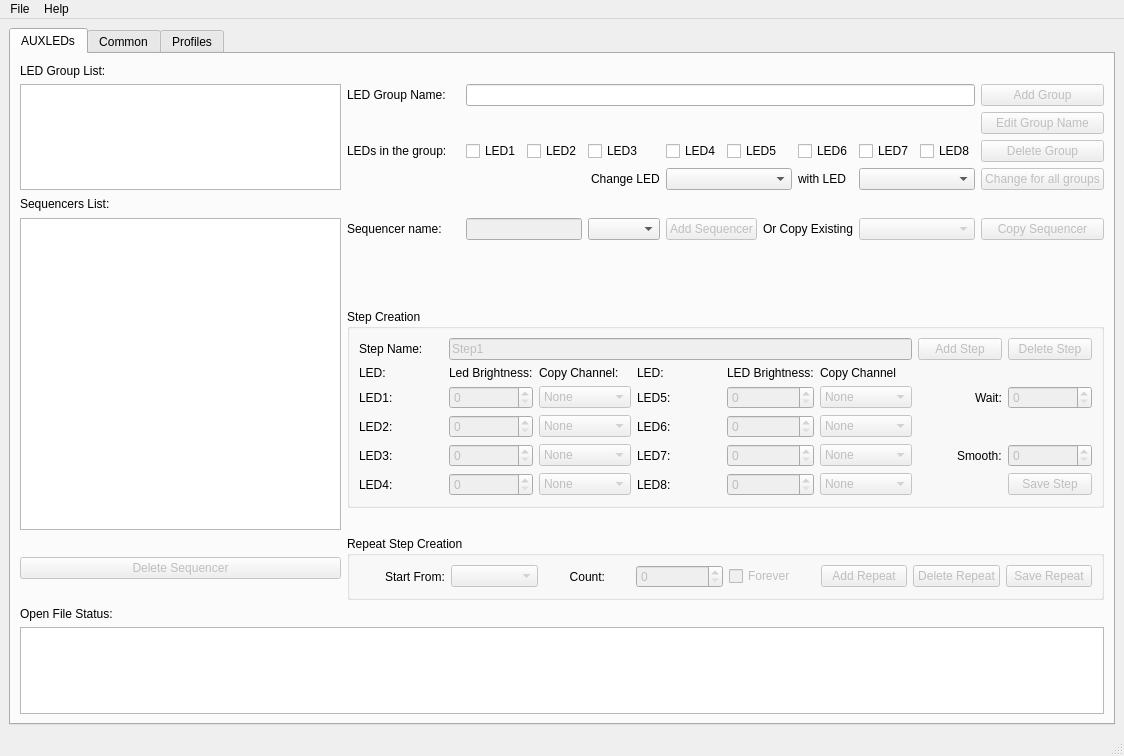
First picture: the form in Design.ui, repository raptorbox01/profileeditor, before the edit.
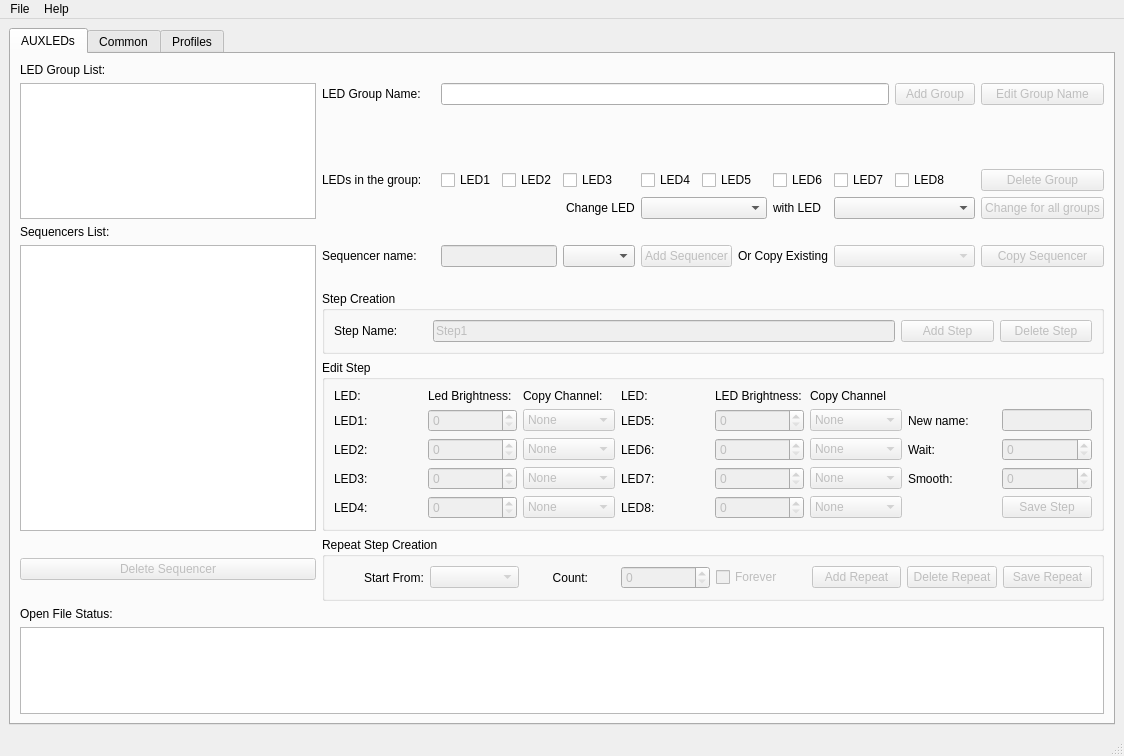
Second picture: the form after the edit. The open tabs and pages were chosen to show the change.

Commit message: new palitra bugs fixed (correct color mapping, brigthness %, color show window enlarged)

Diff of the .ui file:
```diff
--- a/Design.ui
+++ b/Design.ui
@@ -31,13 +31,6 @@
         <string>AUXLEDs</string>
        </attribute>
        <layout class="QGridLayout" name="gridLayout_7" columnstretch="0,0,0,0,0,0,0,0,0,0,0,0,0">
-        <item row="4" column="4" colspan="2" alignment="Qt::AlignRight">
-         <widget class="QLabel" name="LBLChange">
-          <property name="text">
-           <string>Change LED</string>
-          </property>
-         </widget>
-        </item>
         <item row="4" column="9">
          <widget class="QLabel" name="LBLWith">
           <property name="text">
@@ -45,6 +38,473 @@
           </property>
          </widget>
         </item>
+        <item row="11" column="1" colspan="12">
+         <widget class="QGroupBox" name="groupBox">
+          <property name="title">
+           <string>Edit Step</string>
+          </property>
+          <layout class="QGridLayout" name="gridLayout_22">
+           <item row="3" column="7">
+            <widget class="QSpinBox" name="SpinSmooth">
+             <property name="enabled">
+              <bool>false</bool>
+             </property>
+             <property name="maximum">
+              <number>9999</number>
+             </property>
+            </widget>
+           </item>
+           <item row="4" column="7">
+            <widget class="QPushButton" name="BtnEditStep">
+             <property name="enabled">
+              <bool>false</bool>
+             </property>
+             <property name="text">
+              <string>Save Step</string>
+             </property>
+            </widget>
+           </item>
+           <item row="3" column="3">
+            <widget class="QLabel" name="LblLED7">
+             <property name="text">
+              <string>LED7:</string>
+             </property>
+            </widget>
+           </item>
+           <item row="2" column="7">
+            <widget class="QSpinBox" name="SpinWait">
+             <property name="enabled">
+              <bool>false</bool>
+             </property>
+             <property name="maximum">
+              <number>9999</number>
+             </property>
+            </widget>
+           </item>
+           <item row="2" column="4">
+            <widget class="QSpinBox" name="SpinBrightness6">
+             <property name="enabled">
+              <bool>false</bool>
+             </property>
+             <property name="maximum">
+              <number>100</number>
+             </property>
+            </widget>
+           </item>
+           <item row="4" column="3">
+            <widget class="QLabel" name="LblLED8">
+             <property name="text">
+              <string>LED8:</string>
+             </property>
+            </widget>
+           </item>
+           <item row="2" column="6">
+            <widget class="QLabel" name="LblWait">
+             <property name="text">
+              <string>Wait:</string>
+             </property>
+            </widget>
+           </item>
+           <item row="2" column="5">
+            <widget class="QComboBox" name="CBChannel6">
+             <property name="enabled">
+              <bool>false</bool>
+             </property>
+             <item>
+              <property name="text">
+               <string>None</string>
+              </property>
+             </item>
+             <item>
+              <property name="text">
+               <string>CopyRed</string>
+              </property>
+             </item>
+             <item>
+              <property name="text">
+               <string>CopyGreen</string>
+              </property>
+             </item>
+             <item>
+              <property name="text">
+               <string>CopyBlue</string>
+              </property>
+             </item>
+            </widget>
+           </item>
+           <item row="2" column="3">
+            <widget class="QLabel" name="LblLED6">
+             <property name="text">
+              <string>LED6:</string>
+             </property>
+            </widget>
+           </item>
+           <item row="1" column="6">
+            <widget class="QLabel" name="LblNewName">
+             <property name="text">
+              <string>New name:</string>
+             </property>
+            </widget>
+           </item>
+           <item row="3" column="4">
+            <widget class="QSpinBox" name="SpinBrightness7">
+             <property name="enabled">
+              <bool>false</bool>
+             </property>
+             <property name="maximum">
+              <number>100</number>
+             </property>
+            </widget>
+           </item>
+           <item row="3" column="1">
+            <widget class="QSpinBox" name="SpinBrightness3">
+             <property name="enabled">
+              <bool>false</bool>
+             </property>
+             <property name="maximum">
+              <number>100</number>
+             </property>
+            </widget>
+           </item>
+           <item row="3" column="0">
+            <widget class="QLabel" name="LblLED3">
+             <property name="text">
+              <string>LED3:</string>
+             </property>
+            </widget>
+           </item>
+           <item row="4" column="0">
+            <widget class="QLabel" name="LblLED4">
+             <property name="text">
+              <string>LED4:</string>
+             </property>
+            </widget>
+           </item>
+           <item row="4" column="1">
+            <widget class="QSpinBox" name="SpinBrightness4">
+             <property name="enabled">
+              <bool>false</bool>
+             </property>
+             <property name="maximum">
+              <number>100</number>
+             </property>
+            </widget>
+           </item>
+           <item row="4" column="4">
+            <widget class="QSpinBox" name="SpinBrightness8">
+             <property name="enabled">
+              <bool>false</bool>
+             </property>
+             <property name="maximum">
+              <number>100</number>
+             </property>
+            </widget>
+           </item>
+           <item row="0" column="2">
+            <widget class="QLabel" name="LblChannel">
+             <property name="text">
+              <string>Copy Channel:</string>
+             </property>
+            </widget>
+           </item>
+           <item row="0" column="1">
+            <widget class="QLabel" name="LblBrightness">
+             <property name="text">
+              <string>Led Brightness:</string>
+             </property>
+            </widget>
+           </item>
+           <item row="3" column="6">
+            <widget class="QLabel" name="LblSmooth">
+             <property name="text">
+              <string>Smooth:</string>
+             </property>
+            </widget>
+           </item>
+           <item row="2" column="2">
+            <widget class="QComboBox" name="CBChannel2">
+             <property name="enabled">
+              <bool>false</bool>
+             </property>
+             <item>
+              <property name="text">
+               <string>None</string>
+              </property>
+             </item>
+             <item>
+              <property name="text">
+               <string>CopyRed</string>
+              </property>
+             </item>
+             <item>
+              <property name="text">
+               <string>CopyGreen</string>
+              </property>
+             </item>
+             <item>
+              <property name="text">
+               <string>CopyBlue</string>
+              </property>
+             </item>
+            </widget>
+           </item>
+           <item row="1" column="4">
+            <widget class="QSpinBox" name="SpinBrightness5">
+             <property name="enabled">
+              <bool>false</bool>
+             </property>
+             <property name="maximum">
+              <number>100</number>
+             </property>
+            </widget>
+           </item>
+           <item row="1" column="2">
+            <widget class="QComboBox" name="CBChannel1">
+             <property name="enabled">
+              <bool>false</bool>
+             </property>
+             <item>
+              <property name="text">
+               <string>None</string>
+              </property>
+             </item>
+             <item>
+              <property name="text">
+               <string>CopyRed</string>
+              </property>
+             </item>
+             <item>
+              <property name="text">
+               <string>CopyGreen</string>
+              </property>
+             </item>
+             <item>
+              <property name="text">
+               <string>CobyBlue</string>
+              </property>
+             </item>
+            </widget>
+           </item>
+           <item row="3" column="5">
+            <widget class="QComboBox" name="CBChannel7">
+             <property name="enabled">
+              <bool>false</bool>
+             </property>
+             <item>
+              <property name="text">
+               <string>None</string>
+              </property>
+             </item>
+             <item>
+              <property name="text">
+               <string>CopyRed</string>
+              </property>
+             </item>
+             <item>
+              <property name="text">
+               <string>CopyGreen</string>
+              </property>
+             </item>
+             <item>
+              <property name="text">
+               <string>CopyBlue</string>
+              </property>
+             </item>
+            </widget>
+           </item>
+           <item row="1" column="1">
+            <widget class="QSpinBox" name="SpinBrightness1">
+             <property name="enabled">
+              <bool>false</bool>
+             </property>
+             <property name="maximum">
+              <number>100</number>
+             </property>
+            </widget>
+           </item>
+           <item row="4" column="5">
+            <widget class="QComboBox" name="CBChannel8">
+             <property name="enabled">
+              <bool>false</bool>
+             </property>
+             <item>
+              <property name="text">
+               <string>None</string>
+              </property>
+             </item>
+             <item>
+              <property name="text">
+               <string>CopyRed</string>
+              </property>
+             </item>
+             <item>
+              <property name="text">
+               <string>CopyGreen</string>
+              </property>
+             </item>
+             <item>
+              <property name="text">
+               <string>CopyBlue</string>
+              </property>
+             </item>
+            </widget>
+           </item>
+           <item row="0" column="5">
+            <widget class="QLabel" name="LblChannel_2">
+             <property name="text">
+              <string>Copy Channel</string>
+             </property>
+            </widget>
+           </item>
+           <item row="0" column="0">
+            <widget class="QLabel" name="LblLED">
+             <property name="text">
+              <string>LED:</string>
+             </property>
+            </widget>
+           </item>
+           <item row="0" column="4">
+            <widget class="QLabel" name="LblBrightness_2">
+             <property name="text">
+              <string>LED Brightness:</string>
+             </property>
+            </widget>
+           </item>
+           <item row="0" column="3">
+            <widget class="QLabel" name="LblLED_2">
+             <property name="text">
+              <string>LED:</string>
+             </property>
+            </widget>
+           </item>
+           <item row="2" column="1">
+            <widget class="QSpinBox" name="SpinBrightness2">
+             <property name="enabled">
+              <bool>false</bool>
+             </property>
+             <property name="maximum">
+              <number>100</number>
+             </property>
+            </widget>
+           </item>
+           <item row="1" column="0">
+            <widget class="QLabel" name="LblLED1">
+             <property name="text">
+              <string>LED1:</string>
+             </property>
+            </widget>
+           </item>
+           <item row="4" column="2">
+            <widget class="QComboBox" name="CBChannel4">
+             <property name="enabled">
+              <bool>false</bool>
+             </property>
+             <item>
+              <property name="text">
+               <string>None</string>
+              </property>
+             </item>
+             <item>
+              <property name="text">
+               <string>CopyRed</string>
+              </property>
+             </item>
+             <item>
+              <property name="text">
+               <string>CopyGreen</string>
+              </property>
+             </item>
+             <item>
+              <property name="text">
+               <string>CopyBlue</string>
+              </property>
+             </item>
+            </widget>
+           </item>
+           <item row="2" column="0">
+            <widget class="QLabel" name="LblLED2">
+             <property name="text">
+              <string>LED2:</string>
+             </property>
+            </widget>
+           </item>
+           <item row="1" column="3">
+            <widget class="QLabel" name="LblLed5">
+             <property name="text">
+              <string>LED5:</string>
+             </property>
+            </widget>
+           </item>
+           <item row="3" column="2">
+            <widget class="QComboBox" name="CBChannel3">
+             <property name="enabled">
+              <bool>false</bool>
+             </property>
+             <item>
+              <property name="text">
+               <string>None</string>
+              </property>
+             </item>
+             <item>
+              <property name="text">
+               <string>CopyRed</string>
+              </property>
+             </item>
+             <item>
+              <property name="text">
+               <string>CopyGreen</string>
+              </property>
+             </item>
+             <item>
+              <property name="text">
+               <string>CopyBlue</string>
+              </property>
+             </item>
+            </widget>
+           </item>
+           <item row="1" column="5">
+            <widget class="QComboBox" name="CBChannel5">
+             <property name="enabled">
+              <bool>false</bool>
+             </property>
+             <item>
+              <property name="text">
+               <string>None</string>
+              </property>
+             </item>
+             <item>
+              <property name="text">
+               <string>CopyRed</string>
+              </property>
+             </item>
+             <item>
+              <property name="text">
+               <string>CopyGreen</string>
+              </property>
+             </item>
+             <item>
+              <property name="text">
+               <string>CopyBlue</string>
+              </property>
+             </item>
+            </widget>
+           </item>
+           <item row="1" column="7">
+            <widget class="QLineEdit" name="lineEdit">
+             <property name="enabled">
+              <bool>false</bool>
+             </property>
+             <property name="maximumSize">
+              <size>
+               <width>90</width>
+               <height>16777215</height>
+              </size>
+             </property>
+            </widget>
+           </item>
+          </layout>
+         </widget>
+        </item>
         <item row="6" column="6" colspan="2">
          <widget class="QPushButton" name="BtnAddSequencer">
           <property name="enabled">
@@ -176,22 +636,6 @@
           </property>
          </widget>
         </item>
-        <item row="1" column="12">
-         <widget class="QPushButton" name="BtnAddGroup">
-          <property name="enabled">
-           <bool>false</bool>
-          </property>
-          <property name="text">
-           <string>Add Group</string>
-          </property>
-          <property name="autoDefault">
-           <bool>true</bool>
-          </property>
-         </widget>
-        </item>
-        <item row="1" column="3" colspan="9">
-         <widget class="QLineEdit" name="TxtGroup"/>
-        </item>
         <item row="1" column="1">
          <widget class="QLabel" name="LblGroupName">
           <property name="text">
@@ -272,500 +716,6 @@
           </property>
          </widget>
         </item>
-        <item row="2" column="12">
-         <widget class="QPushButton" name="BtnUpdate">
-          <property name="enabled">
-           <bool>false</bool>
-          </property>
-          <property name="text">
-           <string>Edit Group Name</string>
-          </property>
-         </widget>
-        </item>
-        <item row="10" column="1" colspan="12">
-         <widget class="QGroupBox" name="GBStep">
-          <property name="title">
-           <string>Step Creation</string>
-          </property>
-          <layout class="QGridLayout" name="gridLayout_8">
-           <item row="4" column="7">
-            <widget class="QSpinBox" name="SpinSmooth">
-             <property name="enabled">
-              <bool>false</bool>
-             </property>
-             <property name="maximum">
-              <number>9999</number>
-             </property>
-            </widget>
-           </item>
-           <item row="4" column="1">
-            <widget class="QSpinBox" name="SpinBrightness3">
-             <property name="enabled">
-              <bool>false</bool>
-             </property>
-             <property name="maximum">
-              <number>100</number>
-             </property>
-            </widget>
-           </item>
-           <item row="3" column="4">
-            <widget class="QSpinBox" name="SpinBrightness6">
-             <property name="enabled">
-              <bool>false</bool>
-             </property>
-             <property name="maximum">
-              <number>100</number>
-             </property>
-            </widget>
-           </item>
-           <item row="3" column="0">
-            <widget class="QLabel" name="LblLED2">
-             <property name="text">
-              <string>LED2:</string>
-             </property>
-            </widget>
-           </item>
-           <item row="3" column="2">
-            <widget class="QComboBox" name="CBChannel2">
-             <property name="enabled">
-              <bool>false</bool>
-             </property>
-             <item>
-              <property name="text">
-               <string>None</string>
-              </property>
-             </item>
-             <item>
-              <property name="text">
-               <string>CopyRed</string>
-              </property>
-             </item>
-             <item>
-              <property name="text">
-               <string>CopyBlue</string>
-              </property>
-             </item>
-             <item>
-              <property name="text">
-               <string>CopyGreen</string>
-              </property>
-             </item>
-            </widget>
-           </item>
-           <item row="0" column="0">
-            <widget class="QLabel" name="LblStepName">
-             <property name="text">
-              <string>Step Name:</string>
-             </property>
-            </widget>
-           </item>
-           <item row="5" column="5">
-            <widget class="QComboBox" name="CBChannel8">
-             <property name="enabled">
-              <bool>false</bool>
-             </property>
-             <item>
-              <property name="text">
-               <string>None</string>
-              </property>
-             </item>
-             <item>
-              <property name="text">
-               <string>CopyRed</string>
-              </property>
-             </item>
-             <item>
-              <property name="text">
-               <string>CopyGreen</string>
-              </property>
-             </item>
-             <item>
-              <property name="text">
-               <string>CopyBlue</string>
-              </property>
-             </item>
-            </widget>
-           </item>
-           <item row="3" column="5">
-            <widget class="QComboBox" name="CBChannel6">
-             <property name="enabled">
-              <bool>false</bool>
-             </property>
-             <item>
-              <property name="text">
-               <string>None</string>
-              </property>
-             </item>
-             <item>
-              <property name="text">
-               <string>CopyRed</string>
-              </property>
-             </item>
-             <item>
-              <property name="text">
-               <string>CopyBlue</string>
-              </property>
-             </item>
-             <item>
-              <property name="text">
-               <string>CopyGreen</string>
-              </property>
-             </item>
-            </widget>
-           </item>
-           <item row="1" column="2">
-            <widget class="QLabel" name="LblChannel">
-             <property name="text">
-              <string>Copy Channel:</string>
-             </property>
-            </widget>
-           </item>
-           <item row="2" column="0">
-            <widget class="QLabel" name="LblLED1">
-             <property name="text">
-              <string>LED1:</string>
-             </property>
-            </widget>
-           </item>
-           <item row="0" column="7">
-            <widget class="QPushButton" name="BtnDeleteStep">
-             <property name="enabled">
-              <bool>false</bool>
-             </property>
-             <property name="text">
-              <string>Delete Step</string>
-             </property>
-            </widget>
-           </item>
-           <item row="5" column="4">
-            <widget class="QSpinBox" name="SpinBrightness8">
-             <property name="enabled">
-              <bool>false</bool>
-             </property>
-             <property name="maximum">
-              <number>100</number>
-             </property>
-            </widget>
-           </item>
-           <item row="4" column="5">
-            <widget class="QComboBox" name="CBChannel7">
-             <property name="enabled">
-              <bool>false</bool>
-             </property>
-             <item>
-              <property name="text">
-               <string>None</string>
-              </property>
-             </item>
-             <item>
-              <property name="text">
-               <string>CopyRed</string>
-              </property>
-             </item>
-             <item>
-              <property name="text">
-               <string>CopyBlue</string>
-              </property>
-             </item>
-             <item>
-              <property name="text">
-               <string>CopyGreen</string>
-              </property>
-             </item>
-            </widget>
-           </item>
-           <item row="5" column="0">
-            <widget class="QLabel" name="LblLED4">
-             <property name="text">
-              <string>LED4:</string>
-             </property>
-            </widget>
-           </item>
-           <item row="3" column="3">
-            <widget class="QLabel" name="LblLED6">
-             <property name="text">
-              <string>LED6:</string>
-             </property>
-            </widget>
-           </item>
-           <item row="2" column="1">
-            <widget class="QSpinBox" name="SpinBrightness1">
-             <property name="enabled">
-              <bool>false</bool>
-             </property>
-             <property name="maximum">
-              <number>100</number>
-             </property>
-            </widget>
-           </item>
-           <item row="4" column="3">
-            <widget class="QLabel" name="LblLED7">
-             <property name="text">
-              <string>LED7:</string>
-             </property>
-            </widget>
-           </item>
-           <item row="3" column="1">
-            <widget class="QSpinBox" name="SpinBrightness2">
-             <property name="enabled">
-              <bool>false</bool>
-             </property>
-             <property name="maximum">
-              <number>100</number>
-             </property>
-            </widget>
-           </item>
-           <item row="5" column="1">
-            <widget class="QSpinBox" name="SpinBrightness4">
-             <property name="enabled">
-              <bool>false</bool>
-             </property>
-             <property name="maximum">
-              <number>100</number>
-             </property>
-            </widget>
-           </item>
-           <item row="2" column="2">
-            <widget class="QComboBox" name="CBChannel1">
-             <property name="enabled">
-              <bool>false</bool>
-             </property>
-             <item>
-              <property name="text">
-               <string>None</string>
-              </property>
-             </item>
-             <item>
-              <property name="text">
-               <string>CopyRed</string>
-              </property>
-             </item>
-             <item>
-              <property name="text">
-               <string>CobyBlue</string>
-              </property>
-             </item>
-             <item>
-              <property name="text">
-               <string>CopyGreen</string>
-              </property>
-             </item>
-            </widget>
-           </item>
-           <item row="4" column="6" alignment="Qt::AlignRight">
-            <widget class="QLabel" name="LblSmooth">
-             <property name="text">
-              <string>Smooth:</string>
-             </property>
-            </widget>
-           </item>
-           <item row="5" column="3">
-            <widget class="QLabel" name="LblLED8">
-             <property name="text">
-              <string>LED8:</string>
-             </property>
-            </widget>
-           </item>
-           <item row="2" column="5">
-            <widget class="QComboBox" name="CBChannel5">
-             <property name="enabled">
-              <bool>false</bool>
-             </property>
-             <item>
-              <property name="text">
-               <string>None</string>
-              </property>
-             </item>
-             <item>
-              <property name="text">
-               <string>CopyRed</string>
-              </property>
-             </item>
-             <item>
-              <property name="text">
-               <string>CopyBlue</string>
-              </property>
-             </item>
-             <item>
-              <property name="text">
-               <string>CopyGreen</string>
-              </property>
-             </item>
-            </widget>
-           </item>
-           <item row="2" column="3">
-            <widget class="QLabel" name="LblLed5">
-             <property name="text">
-              <string>LED5:</string>
-             </property>
-            </widget>
-           </item>
-           <item row="4" column="0">
-            <widget class="QLabel" name="LblLED3">
-             <property name="text">
-              <string>LED3:</string>
-             </property>
-            </widget>
-           </item>
-           <item row="2" column="7">
-            <widget class="QSpinBox" name="SpinWait">
-             <property name="enabled">
-              <bool>false</bool>
-             </property>
-             <property name="maximum">
-              <number>9999</number>
-             </property>
-            </widget>
-           </item>
-           <item row="4" column="2">
-            <widget class="QComboBox" name="CBChannel3">
-             <property name="enabled">
-              <bool>false</bool>
-             </property>
-             <item>
-              <property name="text">
-               <string>None</string>
-              </property>
-             </item>
-             <item>
-              <property name="text">
-               <string>CopyRed</string>
-              </property>
-             </item>
-             <item>
-              <property name="text">
-               <string>CopyBlue</string>
-              </property>
-             </item>
-             <item>
-              <property name="text">
-               <string>CopyGreen</string>
-              </property>
-             </item>
-            </widget>
-           </item>
-           <item row="5" column="2">
-            <widget class="QComboBox" name="CBChannel4">
-             <property name="enabled">
-              <bool>false</bool>
-             </property>
-             <item>
-              <property name="text">
-               <string>None</string>
-              </property>
-             </item>
-             <item>
-              <property name="text">
-               <string>CopyRed</string>
-              </property>
-             </item>
-             <item>
-              <property name="text">
-               <string>CopyBlue</string>
-              </property>
-             </item>
-             <item>
-              <property name="text">
-               <string>CopyGreen</string>
-              </property>
-             </item>
-            </widget>
-           </item>
-           <item row="1" column="3">
-            <widget class="QLabel" name="LblLED_2">
-             <property name="text">
-              <string>LED:</string>
-             </property>
-            </widget>
-           </item>
-           <item row="1" column="4">
-            <widget class="QLabel" name="LblBrightness_2">
-             <property name="text">
-              <string>LED Brightness:</string>
-             </property>
-            </widget>
-           </item>
-           <item row="1" column="1">
-            <widget class="QLabel" name="LblBrightness">
-             <property name="text">
-              <string>Led Brightness:</string>
-             </property>
-            </widget>
-           </item>
-           <item row="4" column="4">
-            <widget class="QSpinBox" name="SpinBrightness7">
-             <property name="enabled">
-              <bool>false</bool>
-             </property>
-             <property name="maximum">
-              <number>100</number>
-             </property>
-            </widget>
-           </item>
-           <item row="2" column="6" alignment="Qt::AlignRight">
-            <widget class="QLabel" name="LblWait">
-             <property name="text">
-              <string>Wait:</string>
-             </property>
-            </widget>
-           </item>
-           <item row="2" column="4">
-            <widget class="QSpinBox" name="SpinBrightness5">
-             <property name="enabled">
-              <bool>false</bool>
-             </property>
-             <property name="maximum">
-              <number>100</number>
-             </property>
-            </widget>
-           </item>
-           <item row="1" column="5">
-            <widget class="QLabel" name="LblChannel_2">
-             <property name="text">
-              <string>Copy Channel</string>
-             </property>
-            </widget>
-           </item>
-           <item row="1" column="0">
-            <widget class="QLabel" name="LblLED">
-             <property name="text">
-              <string>LED:</string>
-             </property>
-            </widget>
-           </item>
-           <item row="5" column="7">
-            <widget class="QPushButton" name="BtnEditStep">
-             <property name="enabled">
-              <bool>false</bool>
-             </property>
-             <property name="text">
-              <string>Save Step</string>
-             </property>
-            </widget>
-           </item>
-           <item row="0" column="6">
-            <widget class="QPushButton" name="BtnAddStep">
-             <property name="enabled">
-              <bool>false</bool>
-             </property>
-             <property name="text">
-              <string>Add Step</string>
-             </property>
-            </widget>
-           </item>
-           <item row="0" column="1" colspan="5">
-            <widget class="QLineEdit" name="TxtStepName">
-             <property name="enabled">
-              <bool>false</bool>
-             </property>
-             <property name="text">
-              <string>Step1</string>
-             </property>
-            </widget>
-           </item>
-          </layout>
-         </widget>
-        </item>
         <item row="12" column="1" colspan="12">
          <widget class="QGroupBox" name="GBRepeat">
           <property name="title">
@@ -875,6 +825,85 @@
           </property>
          </widget>
         </item>
+        <item row="10" column="1" colspan="12">
+         <widget class="QGroupBox" name="GBStep">
+          <property name="title">
+           <string>Step Creation</string>
+          </property>
+          <layout class="QGridLayout" name="gridLayout_8">
+           <item row="0" column="0">
+            <widget class="QLabel" name="LblStepName">
+             <property name="text">
+              <string>Step Name:</string>
+             </property>
+            </widget>
+           </item>
+           <item row="0" column="7">
+            <widget class="QPushButton" name="BtnDeleteStep">
+             <property name="enabled">
+              <bool>false</bool>
+             </property>
+             <property name="text">
+              <string>Delete Step</string>
+             </property>
+            </widget>
+           </item>
+           <item row="0" column="6">
+            <widget class="QPushButton" name="BtnAddStep">
+             <property name="enabled">
+              <bool>false</bool>
+             </property>
+             <property name="text">
+              <string>Add Step</string>
+             </property>
+            </widget>
+           </item>
+           <item row="0" column="1" colspan="5">
+            <widget class="QLineEdit" name="TxtStepName">
+             <property name="enabled">
+              <bool>false</bool>
+             </property>
+             <property name="text">
+              <string>Step1</string>
+             </property>
+            </widget>
+           </item>
+          </layout>
+         </widget>
+        </item>
+        <item row="1" column="3" colspan="8">
+         <widget class="QLineEdit" name="TxtGroup"/>
+        </item>
+        <item row="1" column="11">
+         <widget class="QPushButton" name="BtnAddGroup">
+          <property name="enabled">
+           <bool>false</bool>
+          </property>
+          <property name="text">
+           <string>Add Group</string>
+          </property>
+          <property name="autoDefault">
+           <bool>true</bool>
+          </property>
+         </widget>
+        </item>
+        <item row="1" column="12">
+         <widget class="QPushButton" name="BtnUpdate">
+          <property name="enabled">
+           <bool>false</bool>
+          </property>
+          <property name="text">
+           <string>Edit Group Name</string>
+          </property>
+         </widget>
+        </item>
+        <item row="4" column="1" colspan="5" alignment="Qt::AlignRight">
+         <widget class="QLabel" name="LBLChange">
+          <property name="text">
+           <string>Change LED</string>
+          </property>
+         </widget>
+        </item>
        </layout>
       </widget>
       <widget class="QWidget" name="TabCommon">
```
Left out of the diff: 33 changed lines with no effect on the pictures. The commit also changes 6 other files.
